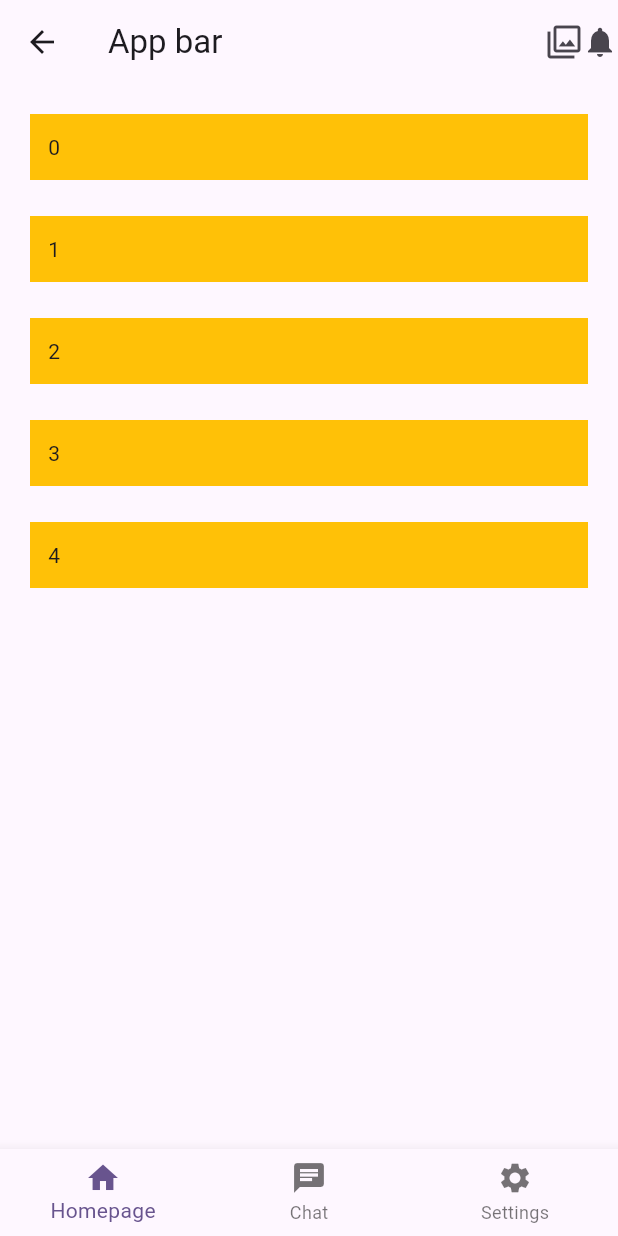
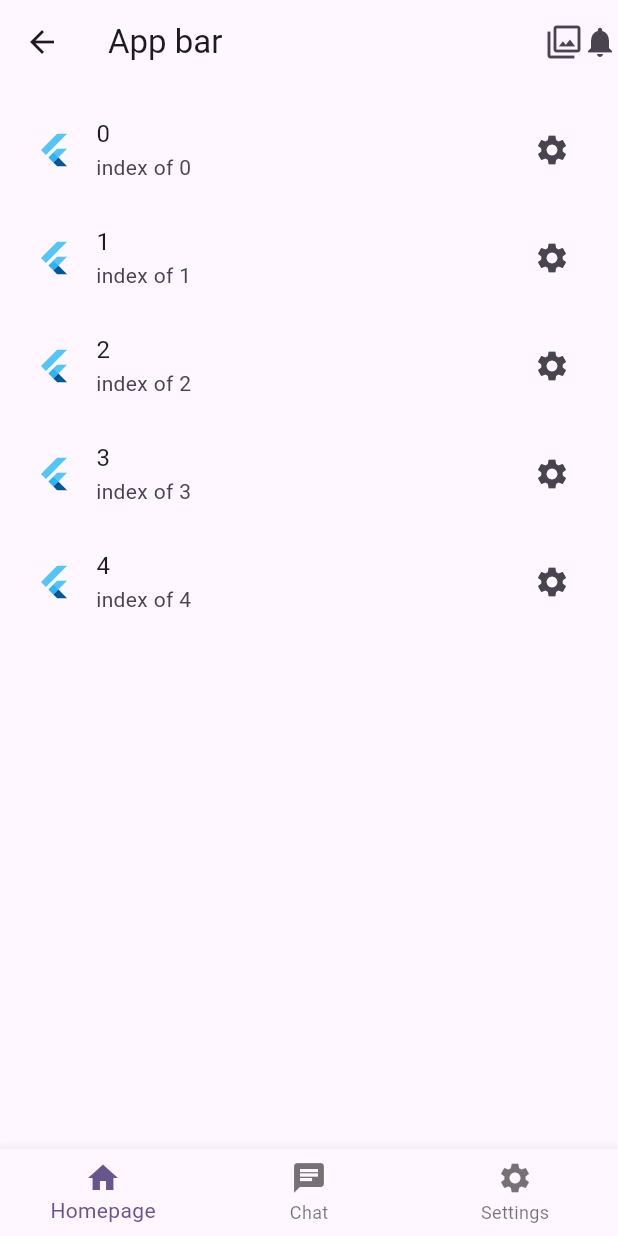
Before and after one commit to fradip12/darma-henwa-flutter, a Flutter app: the screen it shows after launch, on a phone screen of 412 x 824 dp. Run offline on Flutter 3.47's test engine with Material 3 defaults, Android fonts, the phone set to English and light mode, and no system bars.

Commit message:
session 3 : list tile

```diff
--- a/lib/pages/home_page.dart
+++ b/lib/pages/home_page.dart
@@ -20,11 +20,15 @@ class HomePage extends StatelessWidget {
           child: ListView.builder(
             itemCount: 5,
             itemBuilder: (context, index) {
-              return Container(
-                color: Colors.amber,
-                margin: EdgeInsets.all(12),
-                padding: EdgeInsets.all(12),
-                child: Text('$index'),
+              return ListTile(
+                title: Text('$index'),
+                subtitle: Text('index of $index'),
+                leading: FlutterLogo(),
+                trailing: Icon(Icons.settings),
+                onTap: () {
+                  print('click item index : ');
+                  print(index);
+                },
               );
             },
           ),
```
